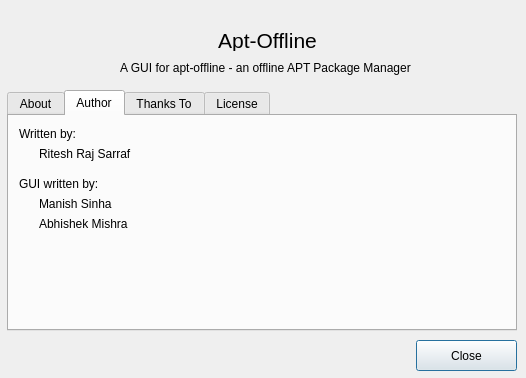
Qt form apt_offline_gui/AptOfflineQtAbout.ui (rickysarraf/apt-offline) before a commit.
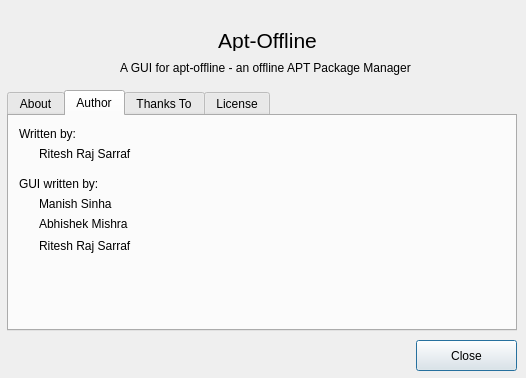
The same form after that commit. The open tabs and pages were chosen to show the change. Icons and pictures are not drawn.

```diff
--- a/apt_offline_gui/AptOfflineQtAbout.ui
+++ b/apt_offline_gui/AptOfflineQtAbout.ui
@@ -180,6 +180,25 @@
      <property name="text">
       <string>Abhishek Mishra &lt;ideamonk@gmail.com&gt;</string>
      </property>
+     <property name="scaledContents">
+      <bool>true</bool>
+     </property>
+    </widget>
+    <widget class="QLabel" name="label_15">
+     <property name="geometry">
+      <rect>
+       <x>30</x>
+       <y>120</y>
+       <width>280</width>
+       <height>20</height>
+      </rect>
+     </property>
+     <property name="text">
+      <string>Ritesh Raj Sarraf &lt;rrs@researchut.com&gt;</string>
+     </property>
+     <property name="scaledContents">
+      <bool>true</bool>
+     </property>
     </widget>
    </widget>
    <widget class="QWidget" name="thanksTab">
```
Left out of the diff: 10 changed lines with no effect on the pictures.
